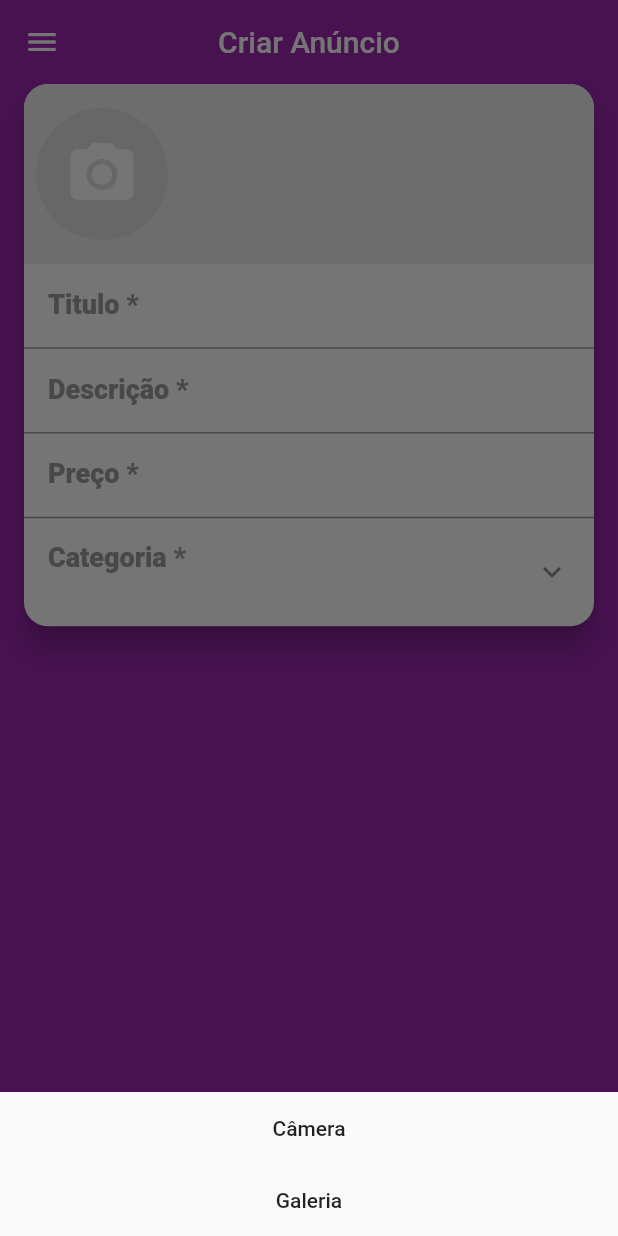
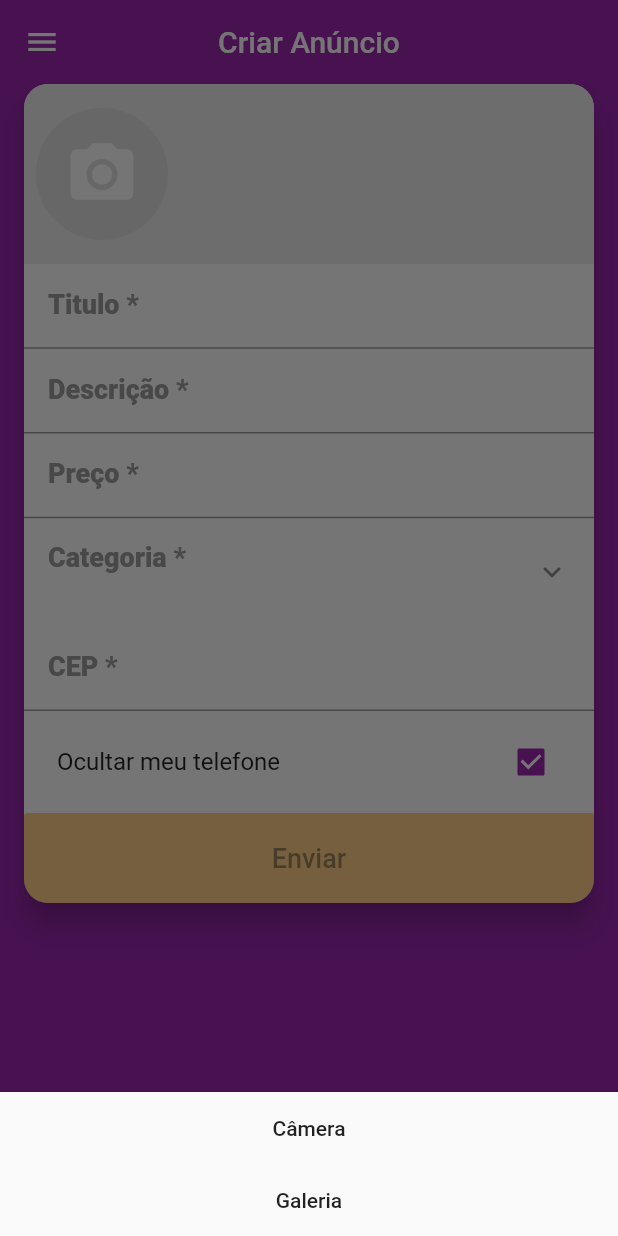
Before and after one commit to C4st3ll4n/revendinea, a Flutter app: the CreateScreen screen opened directly, after a tap on the "camera alt" icon, on a phone screen of 412 x 824 dp. Run offline on Flutter 3.47's test engine with Material 2 defaults, Android fonts, the phone set to English and light mode, and no system bars; our stand-ins replace brasil_fields, dio, flutter_mobx, get_it, image_cropper, image_picker and 3 more; accounts and stored records are empty; generated files the repository leaves out were written again; network calls fail.

Commit message:
finalizando cadasdtro de anuncio

```diff
--- a/lib/main.dart
+++ b/lib/main.dart
@@ -21,8 +21,6 @@ Future initializeParser() async {
       clientKey: "ilNm8SejdAcIX4MH7MoFG5KZ1wg57HnB5eiqiTDy",
       autoSendSessionId: true,
       debug: true);
-
-  //CategoryRepository().getList();
 }
 
 void setupLocator() {
--- /dev/null
+++ b/lib/src/model/address.dart
@@ -0,0 +1,27 @@
+import 'package:revendinea/src/model/city.dart';
+import 'package:revendinea/src/model/uf.dart';
+
+const String kAddressUF = "uf";
+const String kAddressCEP = "cep";
+const String kAddressBairro = "bairro";
+const String kAddressCidade = "localidade";
+
+class Address {
+  Address({this.uf, this.city, this.cep, this.bairro});
+
+  UF uf;
+  City city;
+
+  String cep;
+  String bairro;
+
+  factory Address.fromJson(Map<String, dynamic> json) =>
+      Address(cep: json[kAddressCEP], bairro: json[kAddressBairro]);
+
+  @override
+  String toString() {
+    return 'Address{uf: $uf, city: $city, cep: $cep, bairro: $bairro}';
+  }
+
+
+}
--- /dev/null
+++ b/lib/src/repository/cep_repository.dart
@@ -0,0 +1,44 @@
+import 'package:dio/dio.dart';
+import 'package:revendinea/src/model/address.dart';
+import 'package:revendinea/src/model/city.dart';
+import 'package:revendinea/src/model/uf.dart';
+import 'package:revendinea/src/repository/interface/ILocalidadeRepository.dart';
+
+class CepRepository {
+  ILocalidadeRepository repository;
+
+  CepRepository(this.repository);
+
+  Future<Address> getAddress(String cep) async {
+    if (cep == null || cep.isEmpty) {
+      return Future.error("CEP inválido !");
+    }
+
+    final formatedCep = cep.trim().replaceAll(RegExp('[^0-9]'), '');
+    if (formatedCep.length != 8) return Future.error("CEP inválido !");
+
+    final endpoint = "http://viacep.com.br/ws/$formatedCep/json/";
+
+    final response = await Dio().get(endpoint);
+
+    if (response.statusCode.toString().startsWith("2")) {
+      if (response.data.containsKey('erro') && response.data['erro'])
+        return Future.error("CEP não existe");
+
+      try {
+        final List<UF> ufList = await repository.getUF();
+
+        final Address address = Address.fromJson(response.data);
+        address.city = City(nome: response.data[kAddressCidade]);
+
+        address.uf = ufList.firstWhere(
+            (element) => element.sigla == response.data[kAddressUF]);
+        return address;
+      } catch (e) {
+        return Future.error("Falha ao buscar CEP");
+      }
+    } else {
+      return Future.error("Error");
+    }
+  }
+}
--- /dev/null
+++ b/lib/src/repository/interface/ILocalidadeRepository.dart
@@ -0,0 +1,6 @@
+import 'package:revendinea/src/model/uf.dart';
+
+abstract class ILocalidadeRepository {
+  getUF();
+  getCity(UF uf);
+}
--- a/lib/src/store/announcement/create_store.dart
+++ b/lib/src/store/announcement/create_store.dart
@@ -6,10 +6,24 @@ part 'create_store.g.dart';
 class CreateStore = _CreateStore with _$CreateStore;
 
 abstract class _CreateStore with Store {
+  _CreateStore() {
+    autorun((_) {
+      print(hidePhone);
+    });
+  }
+
   ObservableList images = ObservableList();
 
   @observable
   Category category;
+
+  @observable
+  bool hidePhone = true;
+
+  @action
+  setHidePhone(bool newValue) {
+    hidePhone = newValue;
+  }
 
   @action
   setCategory(Category newCategory) => category = newCategory;
--- /dev/null
+++ b/lib/src/store/cep_store.dart
@@ -0,0 +1,61 @@
+import 'package:mobx/mobx.dart';
+import 'package:revendinea/src/model/address.dart';
+import 'package:revendinea/src/repository/cep_repository.dart';
+import 'package:revendinea/src/repository/igbe_repository.dart';
+
+part 'cep_store.g.dart';
+
+class CepStore = _CepStore with _$CepStore;
+
+abstract class _CepStore with Store {
+  _CepStore() {
+    autorun((_) {
+      if (isValid) {
+        _searchCEP();
+      } else {
+        _reset();
+      }
+    });
+  }
+
+  @observable
+  Address address;
+
+  @observable
+  String cep = "", error;
+
+  @observable
+  bool loading;
+
+  @action
+  setCep(String newCep) => cep = newCep;
+
+  @computed
+  String get clearCep => cep.replaceAll(RegExp('[^0-9]'), '');
+  bool get isValid => clearCep.length >= 8;
+
+  @action
+  Future<void> _searchCEP() async {
+    loading = true;
+
+    try {
+      address = await CepRepository(IBGERepository()).getAddress(cep);
+      error = null;
+    } catch (e) {
+      error = e.toString();
+      address = null;
+    }
+
+    loading = false;
+  }
+
+  @action
+  void _reset() {
+    loading = true;
+
+    error = null;
+    address = null;
+
+    loading = false;
+  }
+}
--- a/lib/src/ui/screen/announcement/create_screen.dart
+++ b/lib/src/ui/screen/announcement/create_screen.dart
@@ -6,6 +6,8 @@ import 'package:revendinea/src/store/announcement/create_store.dart';
 import 'package:revendinea/src/ui/widgets/announcement/category_field.dart';
 import 'package:revendinea/src/ui/widgets/announcement/images_field.dart';
 import 'package:revendinea/src/ui/widgets/drawer/custom_drawer.dart';
+import 'package:revendinea/src/ui/widgets/input/cep_field.dart';
+import 'package:revendinea/src/ui/widgets/input/phone_field.dart';
 
 class CreateScreen extends StatelessWidget {
   CreateStore _createStore = CreateStore();
@@ -30,6 +32,7 @@ class CreateScreen extends StatelessWidget {
         elevation: 8,
         shape: RoundedRectangleBorder(borderRadius: BorderRadius.circular(16)),
         child: Column(
+          crossAxisAlignment: CrossAxisAlignment.stretch,
           mainAxisSize: MainAxisSize.min,
           children: [
             ImagesField(controller: _createStore),
@@ -64,6 +67,21 @@ class CreateScreen extends StatelessWidget {
               ],
             ),
             CategoryField(_createStore),
+            CepField(),
+            PhoneField(_createStore),
+            SizedBox(
+              height: 60,
+              child: RaisedButton(
+                materialTapTargetSize: MaterialTapTargetSize.shrinkWrap,
+                onPressed: null,
+                child: Text(
+                  "Enviar",
+                  style: TextStyle(fontSize: 18),
+                ),
+                color: Colors.orange,
+                disabledColor: Colors.orange.withAlpha(120),
+              ),
+            )
           ],
         ),
       ),
--- /dev/null
+++ b/lib/src/ui/widgets/input/cep_field.dart
@@ -0,0 +1,76 @@
+import 'package:brasil_fields/brasil_fields.dart';
+import 'package:flutter/material.dart';
+import 'package:flutter/services.dart';
+import 'package:flutter_mobx/flutter_mobx.dart';
+import 'package:revendinea/src/store/cep_store.dart';
+
+class CepField extends StatelessWidget {
+  final CepStore _cepStore = CepStore();
+
+  @override
+  Widget build(BuildContext context) {
+    EdgeInsets contentPadding = EdgeInsets.fromLTRB(16, 10, 12, 10);
+
+    return Column(
+      crossAxisAlignment: CrossAxisAlignment.stretch,
+      children: [
+        TextFormField(
+          keyboardType: TextInputType.number,
+          onChanged: _cepStore.setCep,
+          decoration: InputDecoration(
+              labelText: "CEP *",
+              labelStyle: TextStyle(
+                  fontWeight: FontWeight.w800,
+                  color: Colors.grey,
+                  fontSize: 18),
+              contentPadding: contentPadding),
+          inputFormatters: [
+            FilteringTextInputFormatter.digitsOnly,
+            CepInputFormatter()
+          ],
+        ),
+        Observer(
+          builder: (_) {
+            if (_cepStore.address == null &&
+                _cepStore.error == null &&
+                !_cepStore.loading) {
+              return Container();
+            } else if (_cepStore.address == null && _cepStore.error == null) {
+              return LinearProgressIndicator(
+                backgroundColor: Colors.white,
+                valueColor: AlwaysStoppedAnimation(Colors.purple),
+              );
+            } else if (_cepStore.error != null) {
+              return Container(
+                color: Colors.red.withAlpha(100),
+                height: 50,
+                padding: EdgeInsets.all(8),
+                alignment: Alignment.center,
+                child: Text(
+                  "${_cepStore.error}",
+                  style:
+                      TextStyle(color: Colors.red, fontWeight: FontWeight.w600),
+                  textAlign: TextAlign.center,
+                ),
+              );
+            } else {
+              final addres = _cepStore.address;
+              return Container(
+                color: Colors.purple.withAlpha(150),
+                height: 50,
+                padding: EdgeInsets.all(8),
+                alignment: Alignment.center,
+                child: Text(
+                  "Localização:${addres.bairro}, ${addres.city.nome} - ${addres.uf.sigla}",
+                  style: TextStyle(
+                      color: Colors.white, fontWeight: FontWeight.w600),
+                  textAlign: TextAlign.center,
+                ),
+              );
+            }
+          },
+        ),
+      ],
+    );
+  }
+}
--- /dev/null
+++ b/lib/src/ui/widgets/input/phone_field.dart
@@ -0,0 +1,26 @@
+import 'package:flutter/material.dart';
+import 'package:flutter_mobx/flutter_mobx.dart';
+import 'package:revendinea/src/store/announcement/create_store.dart';
+
+class PhoneField extends StatelessWidget {
+  CreateStore _createStore;
+
+  PhoneField(this._createStore);
+
+  @override
+  Widget build(BuildContext context) {
+    return Observer(
+      builder: (_) => Padding(
+        padding: EdgeInsets.all(6),
+        child: CheckboxListTile(
+          title: Text("Ocultar meu telefone"),
+          value: _createStore.hidePhone,
+          onChanged: (bool value) {
+            return _createStore.setHidePhone(value);
+          },
+          activeColor: Colors.purple,
+        ),
+      ),
+    );
+  }
+}
--- a/pubspec.yaml
+++ b/pubspec.yaml
@@ -15,11 +15,12 @@ dependencies:
   flutter_mobx:
   brasil_fields: ^0.4.0
   image_picker: ^0.6.7+12
-
+  dio:
   flutter:
     sdk: flutter
   image_cropper: 1.3.1
   cupertino_icons: ^1.0.0
+  shared_preferences:
 
 dev_dependencies:
   build_runner:
```
Also changed, not shown: lib/src/model/city.dart (added, +19 -0 lines), lib/src/model/uf.dart (added, +18 -0 lines), lib/src/repository/igbe_repository.dart (added, +81 -0 lines), lib/src/store/drawer_store.dart (+6 -8 lines), lib/src/ui/widgets/ErrorBox.dart (+5 -2 lines), lib/src/store/announcement/create_store.g.dart, lib/src/store/cep_store.g.dart (added), pubspec.lock.
